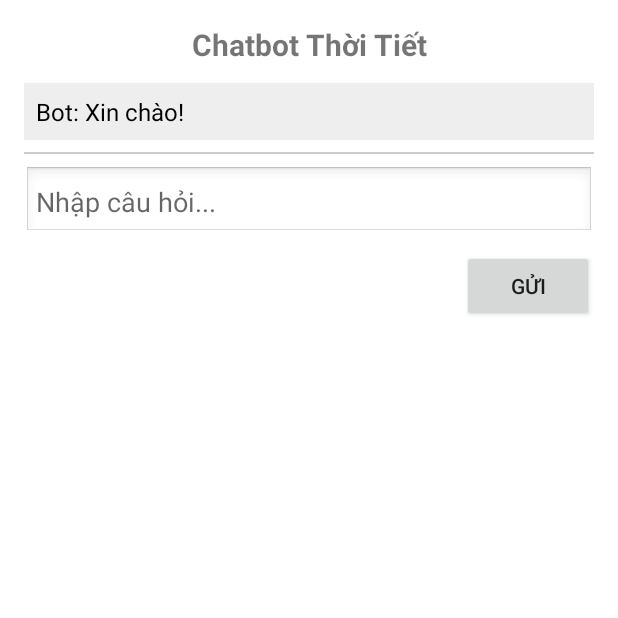
After one commit to xanhhangreal/Weather, an Android app: the ChatActivity screen opened directly, with no data from a screen before it, on a phone screen of 412 x 824 dp, the top half of it. The commit adds this screen. Run offline under Robolectric (Android 15) with nearby library versions, the phone set to English and light mode, and no system bars; our stand-ins replace Volley; network calls fail.

Commit message:
Add weather chatbot

```diff
--- a/app/build.gradle
+++ b/app/build.gradle
@@ -61,6 +61,7 @@ dependencies {
     debugImplementation libs.androidx.ui.test.manifest
     implementation libs.picasso
     implementation 'com.github.bumptech.glide:glide:4.15.1'
+    implementation 'com.android.volley:volley:1.2.1'
 
 // Annotation processor (code generation)
     annotationProcessor 'com.github.bumptech.glide:compiler:4.15.1'
--- a/app/src/main/AndroidManifest.xml
+++ b/app/src/main/AndroidManifest.xml
@@ -62,6 +62,12 @@
                 <action android:name="android.os.action.POWER_SAVE_MODE_CHANGED" />
             </intent-filter>
         </receiver>
+
+        <!-- Đăng ký ChatActivity -->
+        <activity
+            android:name=".ChatActivity"
+            android:label="Chatbot Thời Tiết"
+            android:theme="@style/Theme.AppCompat.Light.NoActionBar" />
     </application>
 
 
--- /dev/null
+++ b/app/src/main/res/drawable/ic_chatbot.xml
@@ -0,0 +1,5 @@
+<vector xmlns:android="http://schemas.android.com/apk/res/android" android:height="24dp" android:tint="#000000" android:viewportHeight="24" android:viewportWidth="24" android:width="24dp">
+
+    <path android:fillColor="@android:color/white" android:pathData="M20,2L4,2c-1.1,0 -2,0.9 -2,2v18l4,-4h14c1.1,0 2,-0.9 2,-2L22,4c0,-1.1 -0.9,-2 -2,-2zM20,16L6,16l-2,2L4,4h16v12z"/>
+
+</vector>
--- /dev/null
+++ b/app/src/main/res/layout/activity_chat.xml
@@ -0,0 +1,57 @@
+<?xml version="1.0" encoding="utf-8"?>
+<LinearLayout xmlns:android="http://schemas.android.com/apk/res/android"
+    android:layout_width="match_parent"
+    android:layout_height="match_parent"
+    android:orientation="vertical"
+    android:padding="16dp"
+    android:background="@android:color/white">
+
+    <!-- Tiêu đề màn hình (tuỳ chọn) -->
+    <TextView
+        android:id="@+id/chatTitle"
+        android:layout_width="match_parent"
+        android:layout_height="wrap_content"
+        android:text="Chatbot Thời Tiết"
+        android:textSize="20sp"
+        android:textStyle="bold"
+        android:gravity="center"
+        android:paddingBottom="12dp" />
+
+    <!-- TextView để hiển thị câu trả lời/tương tác với Bot -->
+    <TextView
+        android:id="@+id/chatResult"
+        android:layout_width="match_parent"
+        android:layout_height="wrap_content"
+        android:text="Bot: Xin chào!"
+        android:textSize="16sp"
+        android:padding="8dp"
+        android:background="#EEEEEE"
+        android:textColor="#000000" />
+
+    <!-- Ngăn cách -->
+    <View
+        android:layout_width="match_parent"
+        android:layout_height="1dp"
+        android:layout_marginVertical="8dp"
+        android:background="#CCCCCC" />
+
+    <!-- Ô nhập tin nhắn từ người dùng -->
+    <EditText
+        android:id="@+id/inputMessage"
+        android:layout_width="match_parent"
+        android:layout_height="wrap_content"
+        android:hint="Nhập câu hỏi..."
+        android:padding="8dp"
+        android:background="@android:drawable/edit_text"
+        android:textColor="#000000" />
+
+    <!-- Nút Gửi -->
+    <Button
+        android:id="@+id/sendButton"
+        android:layout_width="wrap_content"
+        android:layout_height="wrap_content"
+        android:text="Gửi"
+        android:layout_gravity="end"
+        android:layout_marginTop="8dp" />
+
+</LinearLayout>
```
Also changed, not shown: app/src/main/java/ie/weather/ChatActivity.java (added, +150 -0 lines), app/src/main/java/ie/weather/MainActivity.java (+13 -0 lines), app/src/main/java/ie/weather/UriEncoder.java (added, +14 -0 lines), app/src/main/java/ie/weather/WeatherFetcher.java (added, +264 -0 lines), app/src/main/res/layout/activity_main.xml (+33 -0 lines), 1 other file.
